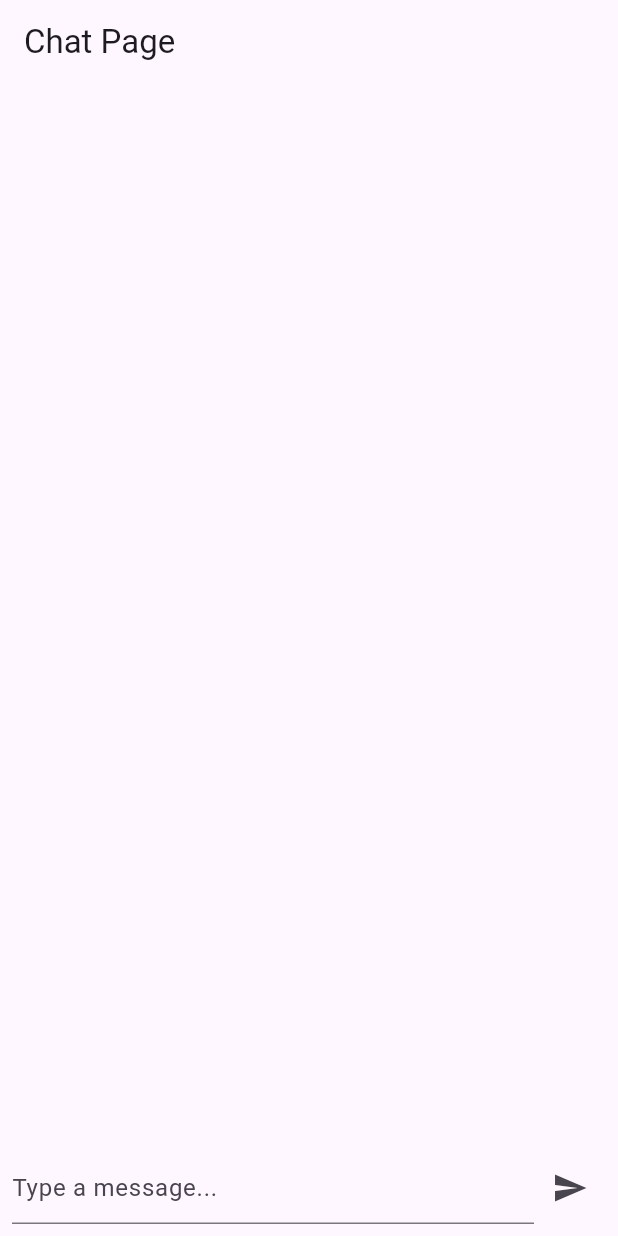
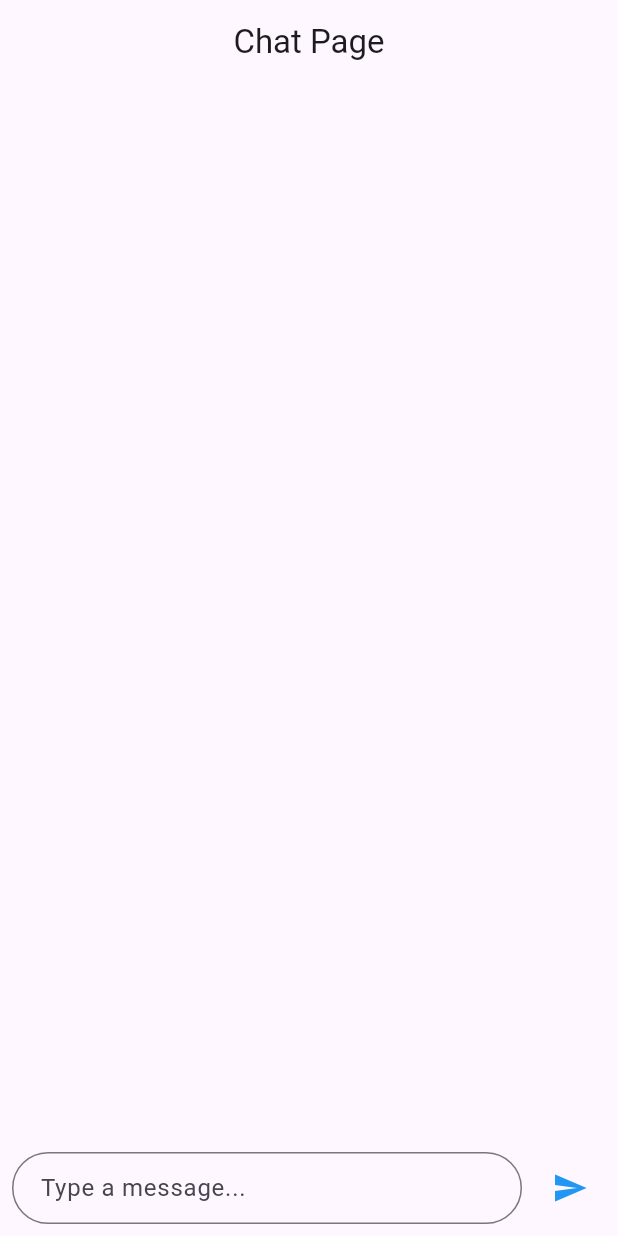
Before and after one commit to icyyolo/Healthhack2025, a Flutter app: the screen it shows after launch, after a tap on the "send" icon, on a phone screen of 412 x 824 dp. Run offline on Flutter 3.47's test engine with Material 3 defaults, Android fonts, the phone set to English and light mode, and no system bars.

Commit message:
Better UI

```diff
--- a/reminderapp/lib/main.dart
+++ b/reminderapp/lib/main.dart
@@ -9,27 +9,11 @@
 class MyApp extends StatelessWidget {
   const MyApp({super.key});
 
-  // This widget is the root of your application.
   @override
   Widget build(BuildContext context) {
     return MaterialApp(
-      title: 'Flutter Demo',
+      title: 'Flutter Chat Demo',
       theme: ThemeData(
-        // This is the theme of your application.
-        //
-        // TRY THIS: Try running your application with "flutter run". You'll see
-        // the application has a purple toolbar. Then, without quitting the app,
-        // try changing the seedColor in the colorScheme below to Colors.green
-        // and then invoke "hot reload" (save your changes or press the "hot
-        // reload" button in a Flutter-supported IDE, or press "r" if you used
-        // the command line to start the app).
-        //
-        // Notice that the counter didn't reset back to zero; the application
-        // state is not lost during the reload. To reset the state, use hot
-        // restart instead.
-        //
-        // This works for code too, not just values: Most code changes can be
-        // tested with just a hot reload.
         colorScheme: ColorScheme.fromSeed(seedColor: Colors.deepPurple),
         useMaterial3: true,
       ),
@@ -44,17 +28,19 @@
 }
 
 class _ChatPageState extends State<ChatPage> {
-  List<Map<String, String>> messages = []; // Store user message + server reply
+  List<Map<String, String>> messages = [];
   final TextEditingController _controller = TextEditingController();
-  final String serverUrl =
-      "http://127.0.0.1:5000/send"; // Change if using a remote server
+  final String serverUrl = "http://127.0.0.1:5000/send";
+  bool _isLoading = false;
 
   void sendMessage() async {
-    String message = _controller.text;
+    String message = _controller.text.trim();
     if (message.isNotEmpty) {
-      List<String> chunks =
-          _splitMessage(message, 10); // Splitting into chunks of 10 characters
+      setState(() {
+        _isLoading = true;
+      });
 
+      List<String> chunks = _splitMessage(message, 10);
       for (String chunk in chunks) {
         String serverReply = await _sendChunkToServer(chunk);
         setState(() {
@@ -63,6 +49,9 @@
       }
 
       _controller.clear();
+      setState(() {
+        _isLoading = false;
+      });
     }
   }
 
@@ -82,10 +71,9 @@
         headers: {"Content-Type": "application/json"},
         body: jsonEncode({"message": chunk}),
       );
-
       if (response.statusCode == 200) {
         var data = jsonDecode(response.body);
-        return data["reply"] ?? "No reply"; // Get server response
+        return data["reply"] ?? "No reply";
       } else {
         return "Error from server: ${response.body}";
       }
@@ -97,40 +85,54 @@
   @override
   Widget build(BuildContext context) {
     return Scaffold(
-      appBar: AppBar(title: Text("Chat Page")),
+      appBar: AppBar(
+        title: Text("Chat Page"),
+        centerTitle: true,
+      ),
       body: Column(
         children: [
           Expanded(
             child: ListView.builder(
+              reverse:
+                  true, // Reverse the list to show the latest message at the bottom
               itemCount: messages.length,
               itemBuilder: (context, index) {
+                int reversedIndex = messages.length - 1 - index;
                 return Column(
-                  crossAxisAlignment: CrossAxisAlignment.start,
+                  crossAxisAlignment: CrossAxisAlignment.stretch,
                   children: [
                     Align(
                       alignment: Alignment.centerRight,
                       child: Container(
-                        padding: EdgeInsets.all(12),
+                        padding:
+                            EdgeInsets.symmetric(vertical: 10, horizontal: 15),
                         margin:
                             EdgeInsets.symmetric(vertical: 5, horizontal: 10),
                         decoration: BoxDecoration(
-                          color: Colors.blue[100],
-                          borderRadius: BorderRadius.circular(12),
+                          color: Colors.blue[200],
+                          borderRadius: BorderRadius.circular(20),
                         ),
-                        child: Text(messages[index]["user"] ?? ""),
+                        child: Text(
+                          messages[reversedIndex]["user"] ?? "",
+                          style: TextStyle(color: Colors.white),
+                        ),
                       ),
                     ),
                     Align(
                       alignment: Alignment.centerLeft,
                       child: Container(
-                        padding: EdgeInsets.all(12),
+                        padding:
+                            EdgeInsets.symmetric(vertical: 10, horizontal: 15),
                         margin:
                             EdgeInsets.symmetric(vertical: 5, horizontal: 10),
                         decoration: BoxDecoration(
-                          color: Colors.green[100],
-                          borderRadius: BorderRadius.circular(12),
+                          color: Colors.green[200],
+                          borderRadius: BorderRadius.circular(20),
                         ),
-                        child: Text(messages[index]["server"] ?? ""),
+                        child: Text(
+                          messages[reversedIndex]["server"] ?? "",
+                          style: TextStyle(color: Colors.white),
+                        ),
                       ),
                     ),
                   ],
@@ -145,12 +147,21 @@
                 Expanded(
                   child: TextField(
                     controller: _controller,
-                    decoration: InputDecoration(hintText: "Type a message..."),
+                    decoration: InputDecoration(
+                      hintText: "Type a message...",
+                      border: OutlineInputBorder(
+                        borderRadius: BorderRadius.circular(25),
+                      ),
+                      contentPadding: EdgeInsets.symmetric(horizontal: 15),
+                    ),
                   ),
                 ),
+                SizedBox(width: 8),
                 IconButton(
-                  icon: Icon(Icons.send),
-                  onPressed: sendMessage,
+                  icon: _isLoading
+                      ? CircularProgressIndicator(color: Colors.blue)
+                      : Icon(Icons.send, color: Colors.blue),
+                  onPressed: _isLoading ? null : sendMessage,
                 ),
               ],
             ),
```
